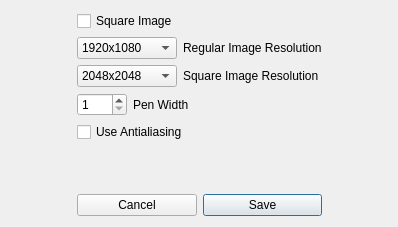
Above: SaveImageDialog.ui from Afomin01/Harmonograph before the change. Below: the same form after it.
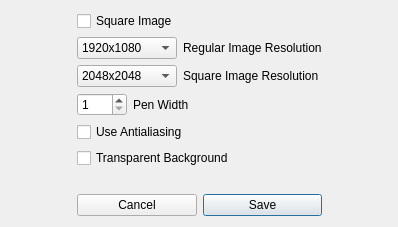
That is the form after the change.

Commit message: Added ability to save image with transparent background

```diff
--- a/SaveImageDialog.ui
+++ b/SaveImageDialog.ui
@@ -225,6 +225,13 @@
        </property>
       </widget>
      </item>
+     <item>
+      <widget class="QCheckBox" name="transpBackCheckBox">
+       <property name="text">
+        <string>Transparent Background</string>
+       </property>
+      </widget>
+     </item>
     </layout>
    </item>
    <item row="0" column="2">
```
The commit also changes 6 other files.
